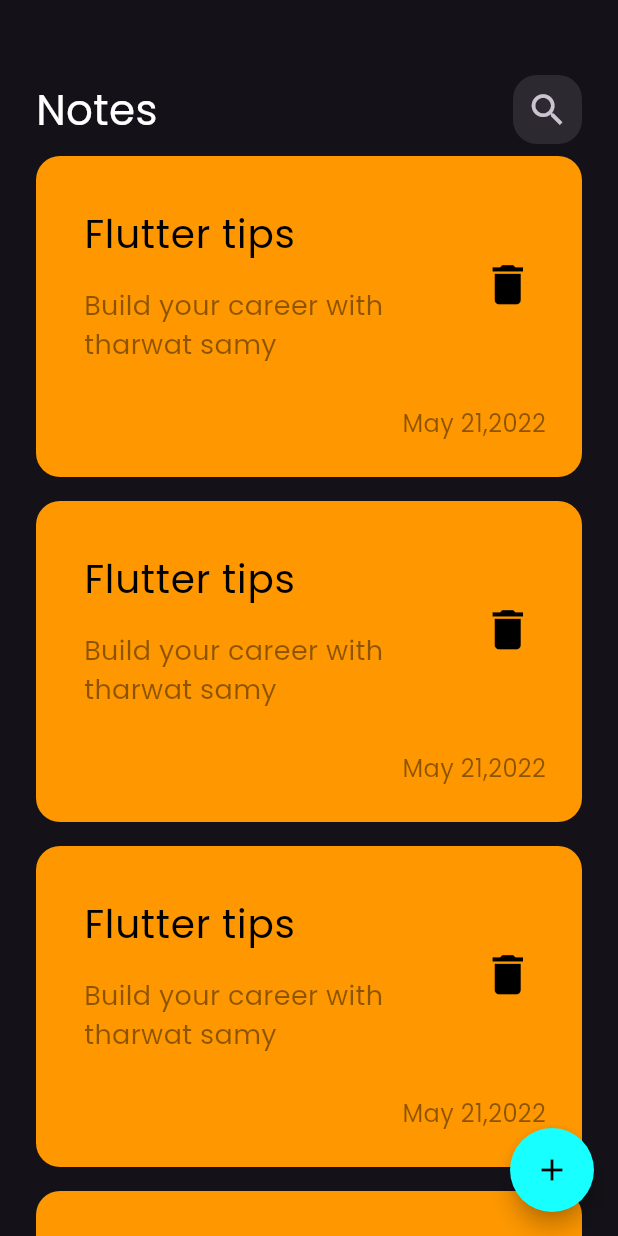
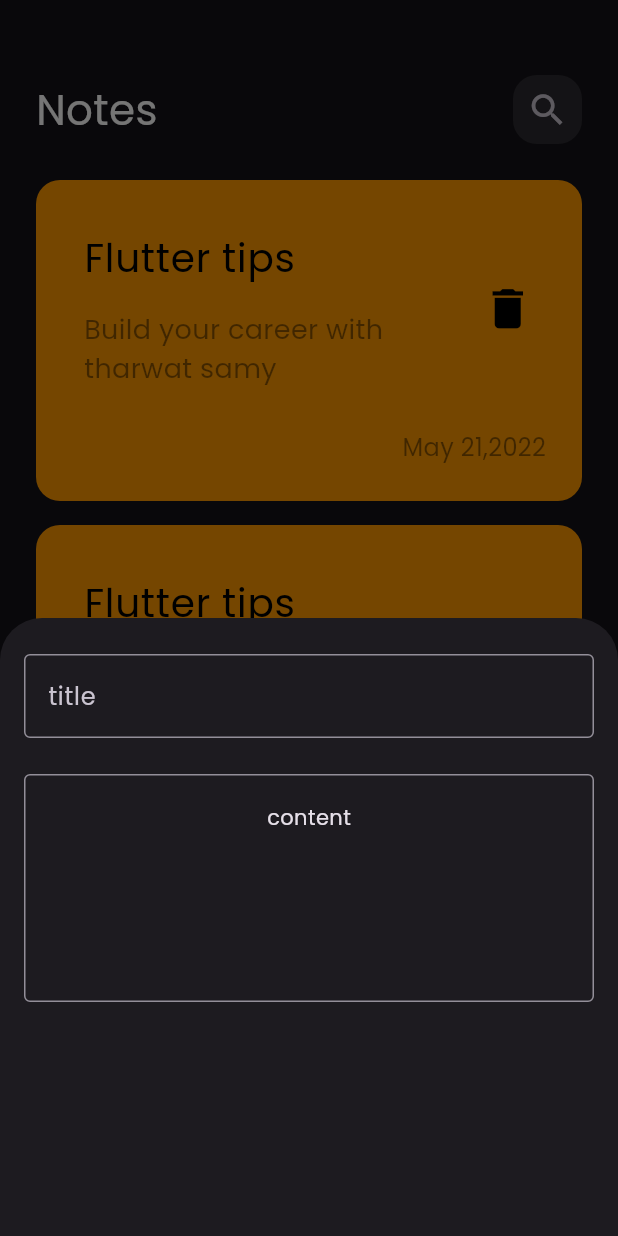
Before and after one commit to HossamGado/note_app, a Flutter app: the screen it shows after launch, after a tap on the "add" icon, on a phone screen of 412 x 824 dp. Run offline on Flutter 3.47's test engine with Material 3 defaults, Android fonts, the phone set to English and light mode, and no system bars.

Commit message:
show modal button sheet

```diff
--- a/lib/views/notes_view.dart
+++ b/lib/views/notes_view.dart
@@ -1,4 +1,5 @@
 import 'package:flutter/material.dart';
+import 'package:note_app/widgets/add_note_bottom_sheet.dart';
 import 'package:note_app/widgets/note_view_body.dart';
 
 class NotesView extends StatelessWidget {
@@ -14,6 +15,10 @@ class NotesView extends StatelessWidget {
           ),
           child: Icon(Icons.add,color: Colors.black,),
           onPressed: (){
+            showModalBottomSheet(context: context, builder: (context){
+              return AddNoteButtonSheet();
+            });
+
           }),
       body: NoteViewBody(),
     );
--- /dev/null
+++ b/lib/widgets/add_note_bottom_sheet.dart
@@ -0,0 +1,42 @@
+import 'package:flutter/material.dart';
+
+class AddNoteButtonSheet extends StatelessWidget {
+  const AddNoteButtonSheet({super.key});
+
+  @override
+  Widget build(BuildContext context) {
+    return Container(
+      color: Colors.transparent,
+      height: MediaQuery.of(context).size.height*0.5,
+      child: Padding(
+        padding: const EdgeInsets.symmetric(horizontal: 16),
+        child: Column(
+          children: [
+            Padding(
+              padding: const EdgeInsets.symmetric(vertical: 24),
+              child: TextField(
+                decoration: InputDecoration(
+                    hintText: "title",
+                    border: OutlineInputBorder()
+                ),
+
+              ),
+            ),
+            SizedBox(
+              child: TextField(
+                maxLines: 5,
+                decoration: InputDecoration(
+                    hint: Center(child: Text(
+                        "content"
+                    ),),
+                    border: OutlineInputBorder()
+                ),
+
+              ),
+            ),
+          ],
+        ),
+      ),
+    );
+  }
+}
--- a/lib/widgets/note_view_body.dart
+++ b/lib/widgets/note_view_body.dart
@@ -15,7 +15,6 @@ class NoteViewBody extends StatelessWidget {
             SizedBox(height: 50,),
             CustomAppBar(),
             Expanded(child: NotesListView()),
-
             // Expanded(child: NotesListView()),
           ],),
       ),
--- a/lib/widgets/notes_list_view.dart
+++ b/lib/widgets/notes_list_view.dart
@@ -6,13 +6,17 @@ class NotesListView extends StatelessWidget {
 
   @override
   Widget build(BuildContext context) {
-    return ListView.builder(
+    return Padding(
+      padding: const EdgeInsets.symmetric(vertical: 16),
+      child: ListView.builder(
+        padding: EdgeInsets.zero,
           itemCount: 10,
           itemBuilder: (context,index){
         return const Padding(
           padding:  EdgeInsets.symmetric(vertical: 8),
           child: NoteItem(),
         );
-    });
+      }),
+    );
   }
 }
```
Also changed, not shown: 1 other file. Lines whose indentation alone changed are shown as unchanged.
